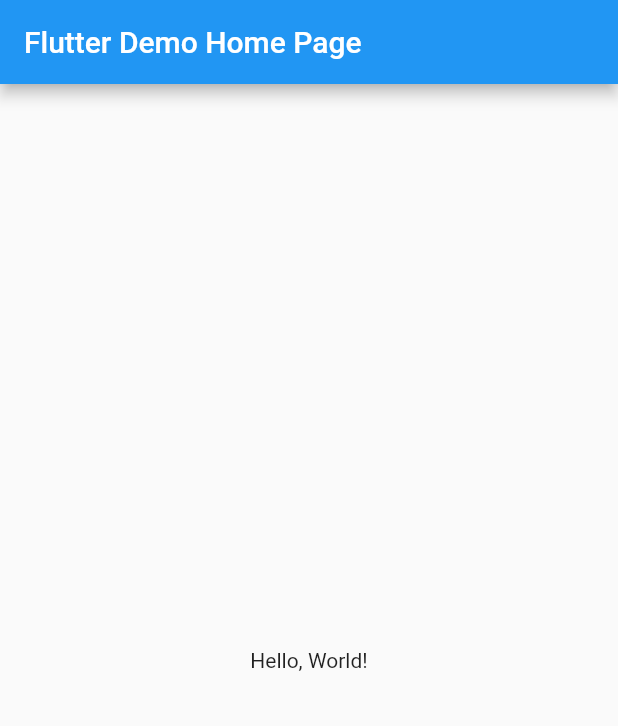
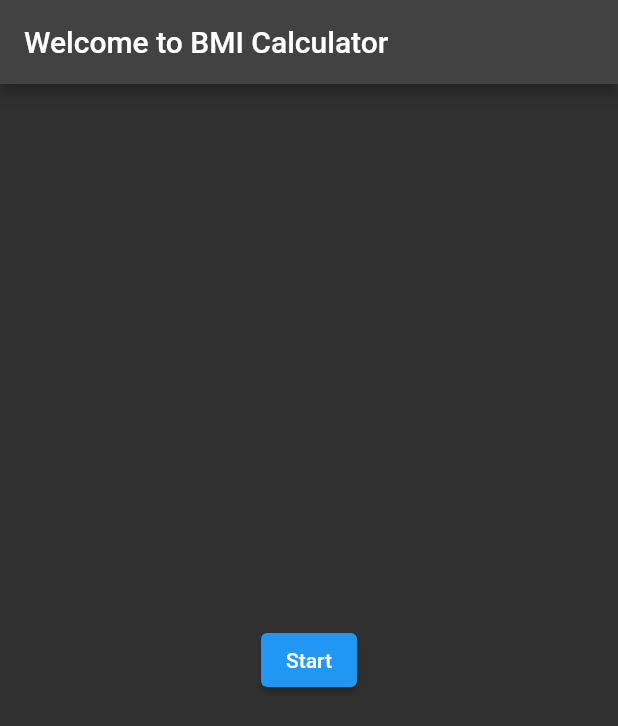
Before and after one commit to superstreber3/flutter_bmi_calc, a Flutter app: the screen it shows after launch, on a phone screen of 412 x 824 dp. Shown: the top 726 px of the screen. Run offline on Flutter 3.47's test engine with Material 2 defaults, Android fonts, the phone set to English and light mode, and no system bars.

Commit message:
created start screen, input screen and summary

```diff
--- a/lib/main.dart
+++ b/lib/main.dart
@@ -1,42 +1,17 @@
+// main.dart
 import 'package:flutter/material.dart';
+import 'start_screen.dart';
 
-void main() => runApp(MyApp());
+void main() {
+  runApp(BMICalculator());
+}
 
-class MyApp extends StatelessWidget {
-  const MyApp({super.key});
-  // This widget is the root of your application.
+class BMICalculator extends StatelessWidget {
   @override
   Widget build(BuildContext context) {
     return MaterialApp(
-      // Application name
-      title: 'Flutter Hello World',
-      // Application theme data, you can set the colors for the application as
-      // you want
-      theme: ThemeData(
-        primarySwatch: Colors.blue,
-      ),
-      // A widget which will be started on application startup
-      home: MyHomePage(title: 'Flutter Demo Home Page'),
+      theme: ThemeData.dark(),
+      home: StartScreen(),
     );
   }
 }
-
-class MyHomePage extends StatelessWidget {
-  final String title;
-  const MyHomePage({super.key, required this.title});
-
-  @override
-  Widget build(BuildContext context) {
-    return Scaffold(
-      appBar: AppBar(
-        // The title text which will be shown on the action bar
-        title: Text(title),
-      ),
-      body: Center(
-        child: Text(
-          'Hello, World!',
-        ),
-      ),
-    );
-  }
-}
--- /dev/null
+++ b/lib/results_page.dart
@@ -0,0 +1,23 @@
+// results_page.dart
+import 'package:flutter/material.dart';
+
+class ResultsPage extends StatelessWidget {
+  final double bmi;
+
+  ResultsPage({required this.bmi});
+
+  @override
+  Widget build(BuildContext context) {
+    return Scaffold(
+      appBar: AppBar(
+        title: Text('BMI CALCULATOR RESULTS'),
+      ),
+      body: Center(
+        child: Text(
+          'Your BMI is ${bmi.toStringAsFixed(1)}',
+          style: TextStyle(fontSize: 22),
+        ),
+      ),
+    );
+  }
+}
--- /dev/null
+++ b/lib/start_screen.dart
@@ -0,0 +1,27 @@
+// start_screen.dart
+import 'package:flutter/material.dart';
+import 'input_page.dart';
+
+class StartScreen extends StatelessWidget {
+  @override
+  Widget build(BuildContext context) {
+    return Scaffold(
+      appBar: AppBar(
+        title: Text('Welcome to BMI Calculator'),
+      ),
+      body: Center(
+        child: ElevatedButton(
+          child: Text('Start'),
+          onPressed: () {
+            Navigator.push(
+              context,
+              MaterialPageRoute(
+                builder: (context) => InputPage(),
+              ),
+            );
+          },
+        ),
+      ),
+    );
+  }
+}
```
Also changed, not shown: lib/input_page.dart (added, +72 -0 lines).
